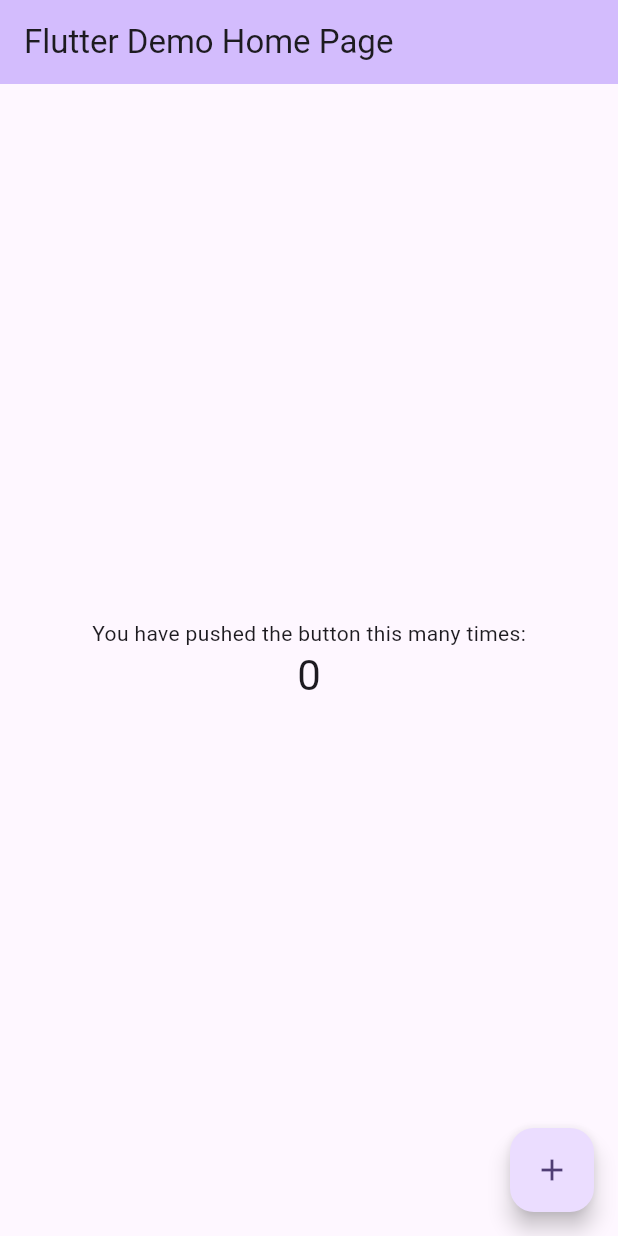
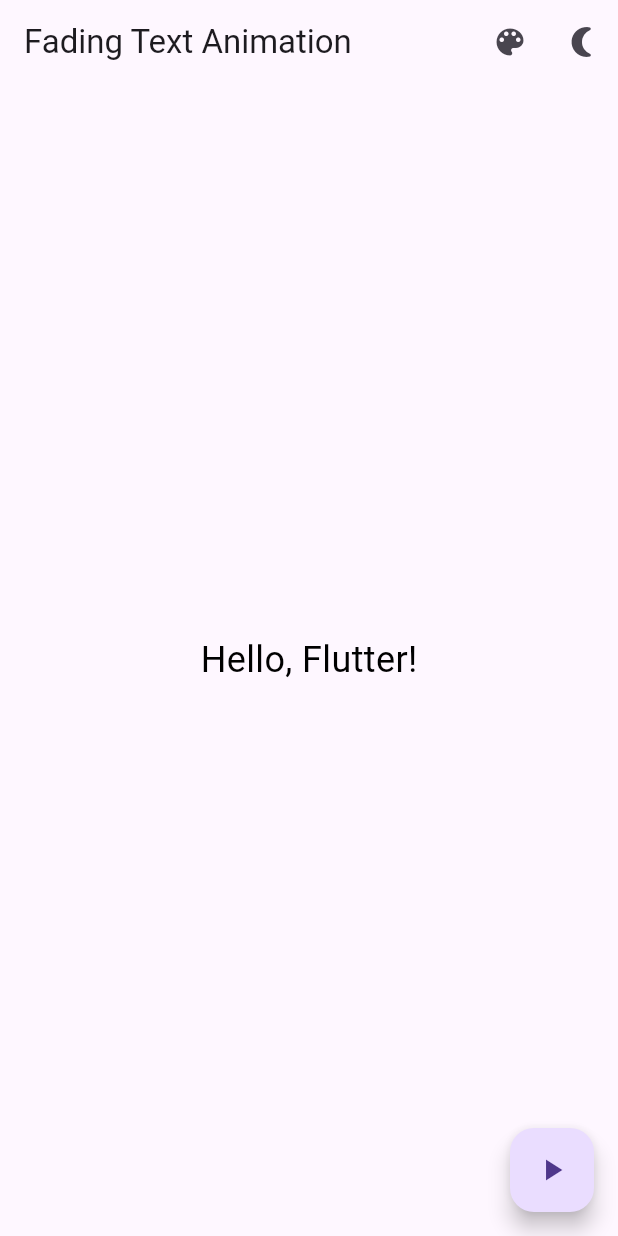
Before and after one commit to jalaparthi1/class_activity7, a Flutter app: the screen it shows after launch, on a phone screen of 412 x 824 dp. Run offline on Flutter 3.47's test engine with Material 3 defaults, Android fonts, the light colour scheme and no system bars; our stand-ins replace flutter_colorpicker.

Commit message:
Updated project with new features

```diff
--- a/lib/main.dart
+++ b/lib/main.dart
@@ -1,125 +1,148 @@
 import 'package:flutter/material.dart';
+import 'package:flutter_colorpicker/flutter_colorpicker.dart';
 
 void main() {
-  runApp(const MyApp());
+  runApp(MyApp());
 }
 
-class MyApp extends StatelessWidget {
-  const MyApp({super.key});
+class MyApp extends StatefulWidget {
+  @override
+  _MyAppState createState() => _MyAppState();
+}
 
-  // This widget is the root of your application.
+class _MyAppState extends State<MyApp> {
+  bool isDarkMode = false;
+
   @override
   Widget build(BuildContext context) {
     return MaterialApp(
-      title: 'Flutter Demo',
-      theme: ThemeData(
-        // This is the theme of your application.
-        //
-        // TRY THIS: Try running your application with "flutter run". You'll see
-        // the application has a purple toolbar. Then, without quitting the app,
-        // try changing the seedColor in the colorScheme below to Colors.green
-        // and then invoke "hot reload" (save your changes or press the "hot
-        // reload" button in a Flutter-supported IDE, or press "r" if you used
-        // the command line to start the app).
-        //
-        // Notice that the counter didn't reset back to zero; the application
-        // state is not lost during the reload. To reset the state, use hot
-        // restart instead.
-        //
-        // This works for code too, not just values: Most code changes can be
-        // tested with just a hot reload.
-        colorScheme: ColorScheme.fromSeed(seedColor: Colors.deepPurple),
-        useMaterial3: true,
-      ),
-      home: const MyHomePage(title: 'Flutter Demo Home Page'),
+      theme: isDarkMode ? ThemeData.dark() : ThemeData.light(),
+      home: HomeScreen(toggleTheme: () {
+        setState(() {
+          isDarkMode = !isDarkMode;
+        });
+      }),
     );
   }
 }
 
-class MyHomePage extends StatefulWidget {
-  const MyHomePage({super.key, required this.title});
+class HomeScreen extends StatefulWidget {
+  final VoidCallback toggleTheme;
 
-  // This widget is the home page of your application. It is stateful, meaning
-  // that it has a State object (defined below) that contains fields that affect
-  // how it looks.
-
-  // This class is the configuration for the state. It holds the values (in this
-  // case the title) provided by the parent (in this case the App widget) and
-  // used by the build method of the State. Fields in a Widget subclass are
-  // always marked "final".
-
-  final String title;
+  HomeScreen({required this.toggleTheme});
 
   @override
-  State<MyHomePage> createState() => _MyHomePageState();
+  _HomeScreenState createState() => _HomeScreenState();
 }
 
-class _MyHomePageState extends State<MyHomePage> {
-  int _counter = 0;
+class _HomeScreenState extends State<HomeScreen> {
+  bool _isVisible = true;
+  Color _textColor = Colors.black;
 
-  void _incrementCounter() {
+  void toggleVisibility() {
     setState(() {
-      // This call to setState tells the Flutter framework that something has
-      // changed in this State, which causes it to rerun the build method below
-      // so that the display can reflect the updated values. If we changed
-      // _counter without calling setState(), then the build method would not be
-      // called again, and so nothing would appear to happen.
-      _counter++;
+      _isVisible = !_isVisible;
+    });
+  }
+
+  void changeTextColor(Color color) {
+    setState(() {
+      _textColor = color;
     });
   }
 
   @override
   Widget build(BuildContext context) {
-    // This method is rerun every time setState is called, for instance as done
-    // by the _incrementCounter method above.
-    //
-    // The Flutter framework has been optimized to make rerunning build methods
-    // fast, so that you can just rebuild anything that needs updating rather
-    // than having to individually change instances of widgets.
     return Scaffold(
       appBar: AppBar(
-        // TRY THIS: Try changing the color here to a specific color (to
-        // Colors.amber, perhaps?) and trigger a hot reload to see the AppBar
-        // change color while the other colors stay the same.
-        backgroundColor: Theme.of(context).colorScheme.inversePrimary,
-        // Here we take the value from the MyHomePage object that was created by
-        // the App.build method, and use it to set our appbar title.
-        title: Text(widget.title),
+        title: Text('Fading Text Animation'),
+        actions: [
+          IconButton(
+            icon: Icon(Icons.color_lens),
+            onPressed: () => showDialog(
+              context: context,
+              builder: (context) => AlertDialog(
+                title: Text('Pick a text color'),
+                content: BlockPicker(
+                  pickerColor: _textColor,
+                  onColorChanged: changeTextColor,
+                ),
+                actions: [
+                  TextButton(
+                    child: Text('Done'),
+                    onPressed: () => Navigator.of(context).pop(),
+                  )
+                ],
+              ),
+            ),
+          ),
+          IconButton(
+            icon: Icon(widget.toggleTheme == null
+                ? Icons.wb_sunny
+                : Icons.nightlight_round),
+            onPressed: widget.toggleTheme,
+          ),
+        ],
       ),
-      body: Center(
-        // Center is a layout widget. It takes a single child and positions it
-        // in the middle of the parent.
-        child: Column(
-          // Column is also a layout widget. It takes a list of children and
-          // arranges them vertically. By default, it sizes itself to fit its
-          // children horizontally, and tries to be as tall as its parent.
-          //
-          // Column has various properties to control how it sizes itself and
-          // how it positions its children. Here we use mainAxisAlignment to
-          // center the children vertically; the main axis here is the vertical
-          // axis because Columns are vertical (the cross axis would be
-          // horizontal).
-          //
-          // TRY THIS: Invoke "debug painting" (choose the "Toggle Debug Paint"
-          // action in the IDE, or press "p" in the console), to see the
-          // wireframe for each widget.
-          mainAxisAlignment: MainAxisAlignment.center,
-          children: <Widget>[
-            const Text(
-              'You have pushed the button this many times:',
+      body: GestureDetector(
+        onHorizontalDragEnd: (_) {
+          Navigator.push(
+            context,
+            MaterialPageRoute(builder: (context) => SecondScreen()),
+          );
+        },
+        child: Center(
+          child: AnimatedOpacity(
+            opacity: _isVisible ? 1.0 : 0.0,
+            duration: Duration(seconds: 1),
+            child: Text(
+              'Hello, Flutter!',
+              style: TextStyle(fontSize: 24, color: _textColor),
             ),
-            Text(
-              '$_counter',
-              style: Theme.of(context).textTheme.headlineMedium,
-            ),
-          ],
+          ),
         ),
       ),
       floatingActionButton: FloatingActionButton(
-        onPressed: _incrementCounter,
-        tooltip: 'Increment',
-        child: const Icon(Icons.add),
-      ), // This trailing comma makes auto-formatting nicer for build methods.
+        onPressed: toggleVisibility,
+        child: Icon(Icons.play_arrow),
+      ),
     );
   }
 }
+
+class SecondScreen extends StatefulWidget {
+  @override
+  _SecondScreenState createState() => _SecondScreenState();
+}
+
+class _SecondScreenState extends State<SecondScreen> {
+  bool _isVisible = true;
+
+  void toggleVisibility() {
+    setState(() {
+      _isVisible = !_isVisible;
+    });
+  }
+
+  @override
+  Widget build(BuildContext context) {
+    return Scaffold(
+      appBar: AppBar(title: Text('Second Animation')),
+      body: Center(
+        child: AnimatedOpacity(
+          opacity: _isVisible ? 1.0 : 0.0,
+          duration: Duration(seconds: 2),
+          curve: Curves.easeInOut,
+          child: Text(
+            'Another Fading Text!',
+            style: TextStyle(fontSize: 24),
+          ),
+        ),
+      ),
+      floatingActionButton: FloatingActionButton(
+        onPressed: toggleVisibility,
+        child: Icon(Icons.play_arrow),
+      ),
+    );
+  }
+}
--- a/pubspec.yaml
+++ b/pubspec.yaml
@@ -34,6 +34,7 @@
   # The following adds the Cupertino Icons font to your application.
   # Use with the CupertinoIcons class for iOS style icons.
   cupertino_icons: ^1.0.8
+  flutter_colorpicker: ^1.1.0
 
 dev_dependencies:
   flutter_test:
```
Also changed, not shown: pubspec.lock.
